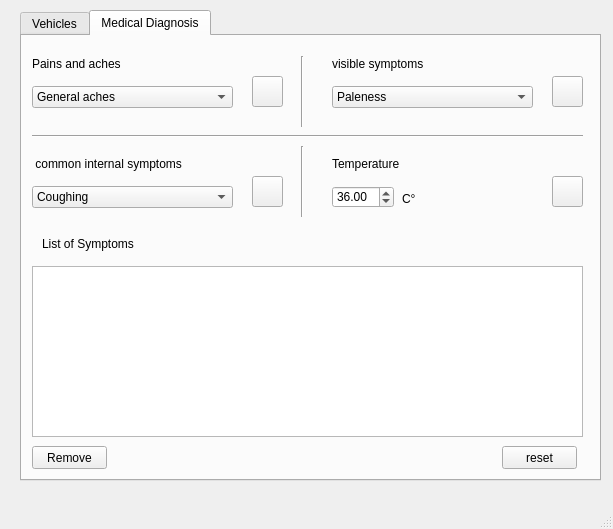
The window that mainUI.ui (super-cinnamon/Tech-Agents-with-Experta) describes before a commit, drawn with Qt 5.
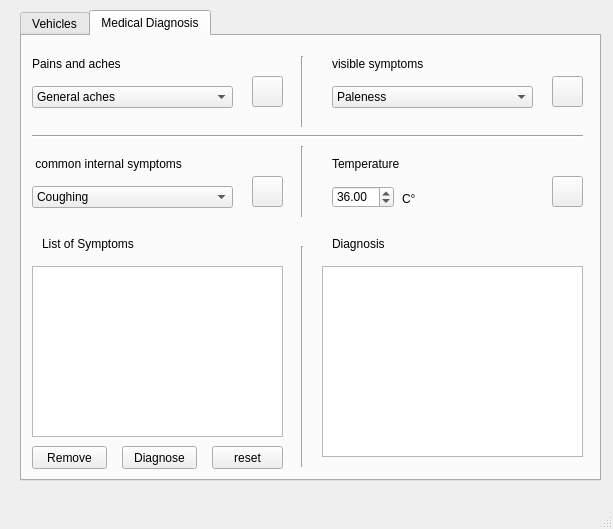
The same window after the commit. The open tabs and pages were chosen to show the change. Icons and pictures are not drawn.

Commit message: added GUI to expert system for vehicle errors to be fixed

Patch:
```diff
--- a/mainUI.ui
+++ b/mainUI.ui
@@ -752,7 +752,7 @@
        <rect>
         <x>10</x>
         <y>230</y>
-        <width>551</width>
+        <width>251</width>
         <height>171</height>
        </rect>
       </property>
@@ -786,9 +786,9 @@
      <widget class="QPushButton" name="resetSymptoms">
       <property name="geometry">
        <rect>
-        <x>480</x>
+        <x>190</x>
         <y>410</y>
-        <width>75</width>
+        <width>71</width>
         <height>23</height>
        </rect>
       </property>
@@ -796,6 +796,55 @@
        <string>reset</string>
       </property>
      </widget>
+     <widget class="QPushButton" name="diagnose">
+      <property name="geometry">
+       <rect>
+        <x>100</x>
+        <y>410</y>
+        <width>75</width>
+        <height>23</height>
+       </rect>
+      </property>
+      <property name="text">
+       <string>Diagnose</string>
+      </property>
+     </widget>
+     <widget class="QListView" name="diagnosis">
+      <property name="geometry">
+       <rect>
+        <x>300</x>
+        <y>230</y>
+        <width>261</width>
+        <height>191</height>
+       </rect>
+      </property>
+     </widget>
+     <widget class="Line" name="line_6">
+      <property name="geometry">
+       <rect>
+        <x>270</x>
+        <y>210</y>
+        <width>20</width>
+        <height>221</height>
+       </rect>
+      </property>
+      <property name="orientation">
+       <enum>Qt::Vertical</enum>
+      </property>
+     </widget>
+     <widget class="QLabel" name="label_13">
+      <property name="geometry">
+       <rect>
+        <x>310</x>
+        <y>200</y>
+        <width>101</width>
+        <height>16</height>
+       </rect>
+      </property>
+      <property name="text">
+       <string>Diagnosis</string>
+      </property>
+     </widget>
     </widget>
    </widget>
   </widget>
```
Left out of the diff: 19 changed lines with no effect on the pictures. The commit also changes 2 other files.
